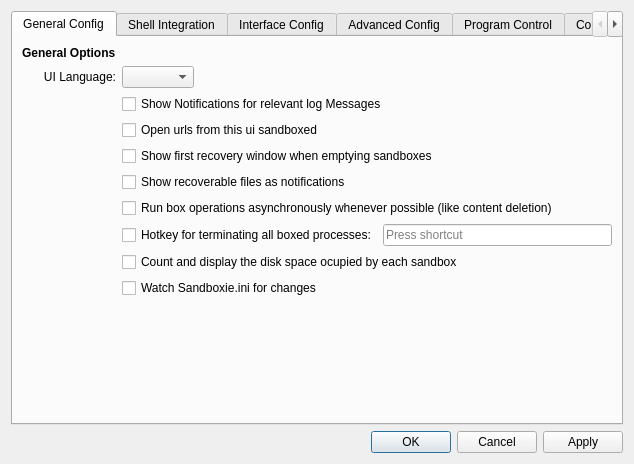
Before: the Qt Designer form SandboxiePlus/SandMan/Forms/SettingsWindow.ui in sandboxie-plus/Sandboxie, drawn with Qt 5.
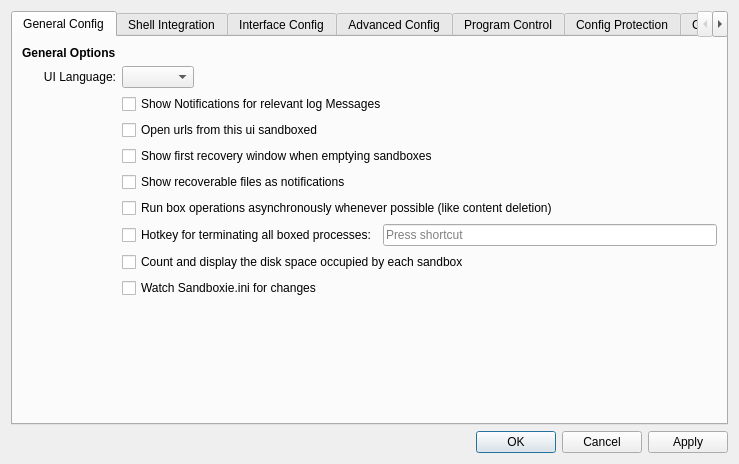
After: the same form once the commit is applied. Icons and pictures are not drawn.

What changed in the file:
```diff
--- a/SandboxiePlus/SandMan/Forms/SettingsWindow.ui
+++ b/SandboxiePlus/SandMan/Forms/SettingsWindow.ui
@@ -57,7 +57,7 @@
            <item row="8" column="1" colspan="2">
             <widget class="QCheckBox" name="chkMonitorSize">
              <property name="text">
-              <string>Count and display the disk space ocupied by each sandbox</string>
+              <string>Count and display the disk space occupied by each sandbox</string>
              </property>
             </widget>
            </item>
@@ -409,7 +409,7 @@
            <item row="10" column="2" colspan="2">
             <widget class="QLabel" name="label_11">
              <property name="text">
-              <string>* indetermined means depanding on the view mode</string>
+              <string>* a partially checked checkbox will leave the behavior to be determined by the view mode.</string>
              </property>
             </widget>
            </item>
```
